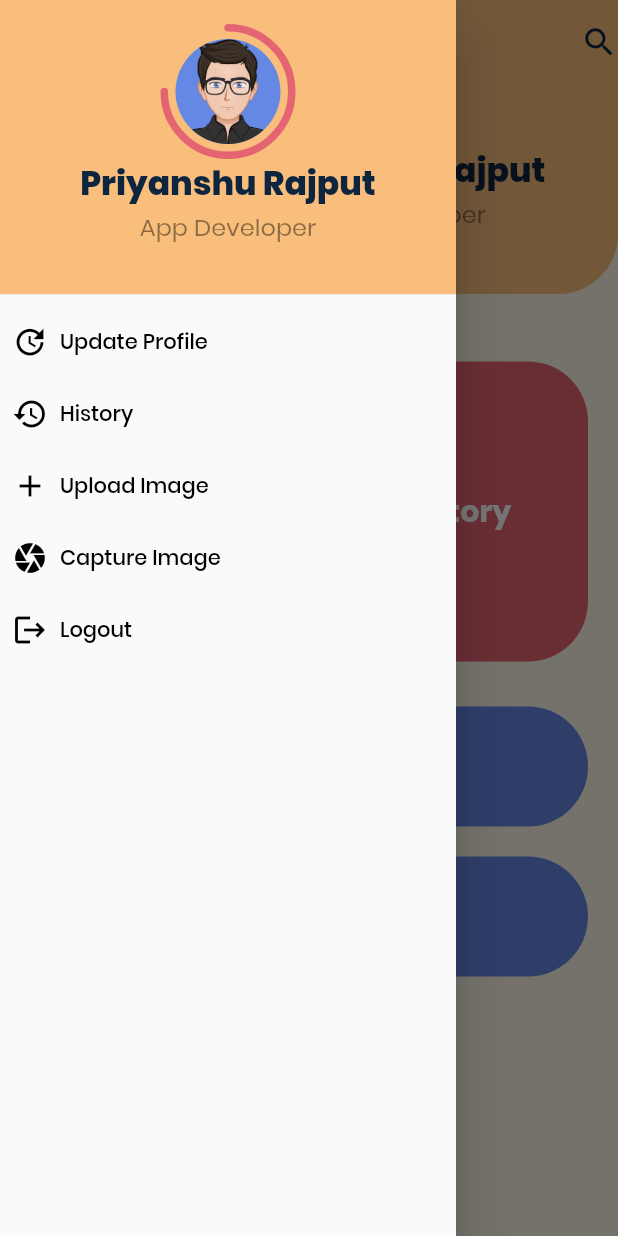
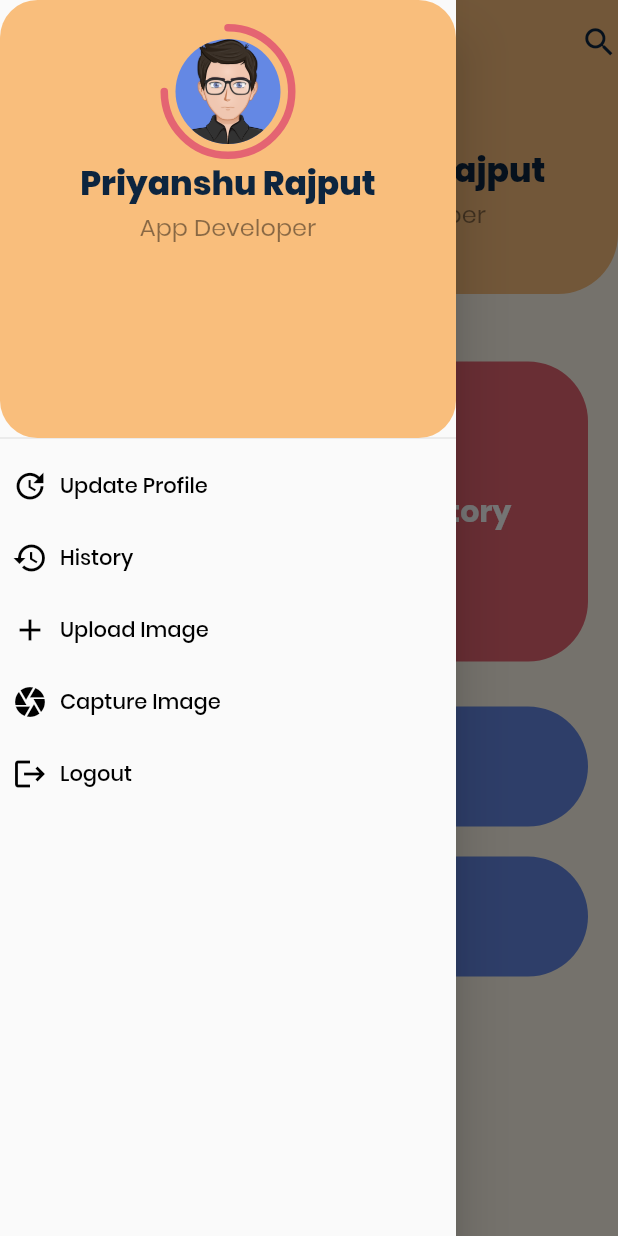
Before and after one commit to PriyanshuRj/MEDEX, a Flutter app: the HomePage screen opened directly, with the side drawer open, on a phone screen of 412 x 824 dp. Run offline on Flutter 3.47's test engine with Material 2 defaults, Android fonts, the phone set to English and light mode, and no system bars; drawn by our look-alikes of percent_indicator; missing offline and left inert: sawo.

Commit message:
add code

```diff
--- a/front_end/lib/screens/home_page.dart
+++ b/front_end/lib/screens/home_page.dart
@@ -46,6 +46,7 @@ class HomePage extends StatelessWidget {
         // through the options in the drawer if there isn't enough vertical
         // space to fit everything.
 
+        child: SingleChildScrollView(
           child: Column(
             // Important: Remove any padding from the ListView.
             // padding: EdgeInsets.zero,
@@ -55,10 +56,11 @@ class HomePage extends StatelessWidget {
                 children: [
                   Expanded(
                     child: Container(
-                    height: 204,
+                      height: 300,
                       child: DrawerHeader(
                         decoration: BoxDecoration(
                           color: LightColors.kDarkYellow,
+                          borderRadius: BorderRadius.circular(25.0),
                         ),
                         child: Column(
                           children: [
@@ -120,7 +122,8 @@ class HomePage extends StatelessWidget {
               TextButton.icon(
                   onPressed: () {},
                   icon: Icon(Icons.history, color: Colors.black),
-                label: Text("History", style: TextStyle(color: Colors.black))),
+                  label:
+                      Text("History", style: TextStyle(color: Colors.black))),
               TextButton.icon(
                   onPressed: () {},
                   icon: Icon(Icons.add, color: Colors.black),
@@ -141,6 +144,7 @@ class HomePage extends StatelessWidget {
                   icon: Icon(Icons.logout, color: Colors.black),
                   label: Text("Logout", style: TextStyle(color: Colors.black))),
             ],
+          ),
         ),
       ),
       body: SafeArea(
```
Lines whose indentation alone changed are shown as unchanged.
